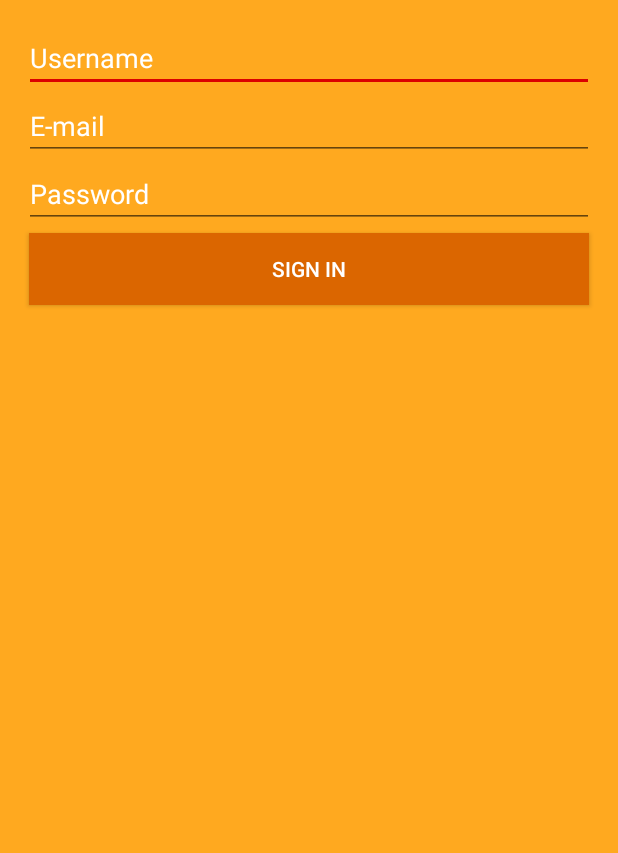
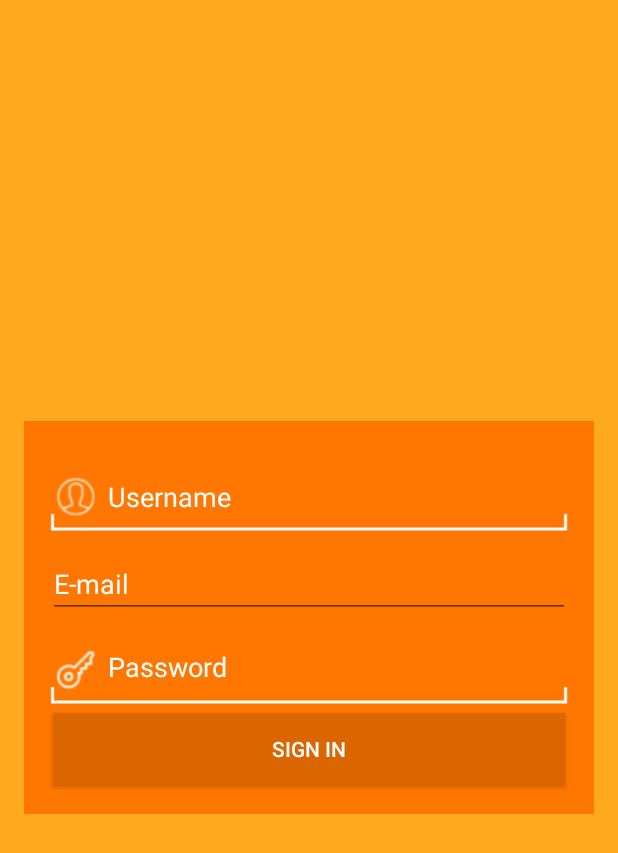
Before and after one commit to a-rmz/Cook-it, an Android app: the SignIn screen opened directly, with no data from a screen before it, on a phone screen of 412 x 824 dp. Shown: the top 853 px of the screen. Run offline under Robolectric (Android 15) with nearby library versions, the phone set to English and light mode, and no system bars; our stand-ins replace CircleImageView.

Commit message:
Modifications to sign in layout

```diff
--- a/app/src/main/java/com/dangerducks/cookit/SignIn.java
+++ b/app/src/main/java/com/dangerducks/cookit/SignIn.java
@@ -41,4 +41,13 @@ public class SignIn extends AppCompatActivity {
 
     }
 
+    private boolean validateUsername(String user) {
+        return true;
+    }
+
+    private boolean validatePassword(String pass) {
+        if(!pass.isEmpty() && pass.length() <= 25) return true;
+        return false;
+    }
+
 }
--- a/app/src/main/res/layout/signin_layout.xml
+++ b/app/src/main/res/layout/signin_layout.xml
@@ -14,12 +14,20 @@
     <LinearLayout
         android:layout_width="match_parent"
         android:layout_height="wrap_content"
+        android:paddingBottom="@dimen/activity_vertical_margin"
+        android:paddingLeft="@dimen/activity_horizontal_margin"
+        android:paddingRight="@dimen/activity_horizontal_margin"
+        android:paddingTop="@dimen/activity_vertical_margin"
+        android:layout_centerInParent="true"
+        android:background="@color/colorPrimary"
         android:orientation="vertical">
 
         <EditText
             android:id="@+id/usr_sign"
             android:layout_width="match_parent"
             android:layout_height="wrap_content"
+            android:layout_marginTop="10dp"
+            android:background="@drawable/icon_user"
             android:hint="@string/hint_usr"
             android:inputType="text"
             android:textColorHint="@android:color/white"
@@ -29,6 +37,7 @@
             android:id="@+id/email_sign"
             android:layout_width="match_parent"
             android:layout_height="wrap_content"
+            android:layout_marginTop="10dp"
             android:hint="@string/hint_email"
             android:inputType="textEmailAddress"
             android:textColorHint="@android:color/white"
@@ -38,6 +47,8 @@
             android:id="@+id/pass_sign"
             android:layout_width="match_parent"
             android:layout_height="wrap_content"
+            android:layout_marginTop="10dp"
+            android:background="@drawable/icon_pass"
             android:hint="@string/hint_pass"
             android:inputType="textPassword"
             android:textColorHint="@android:color/white"
@@ -48,7 +59,8 @@
             style="@style/loginButton"
             android:text="@string/action_signin"
             android:layout_width="match_parent"
-            android:layout_height="wrap_content"/>
+            android:layout_height="wrap_content"
+            android:layout_marginTop="10dp"/>
 
     </LinearLayout>
 
```
